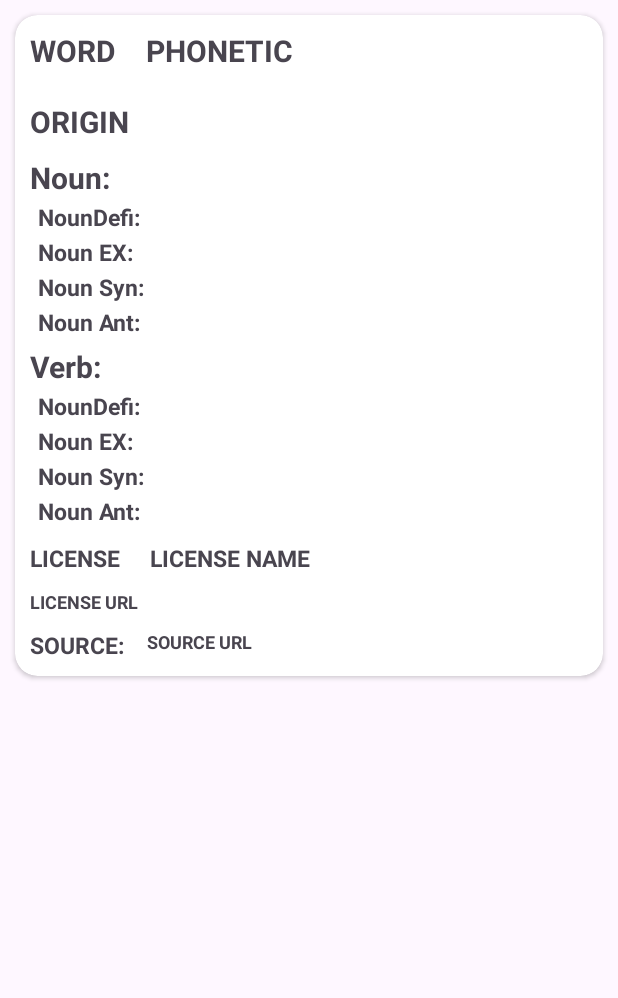
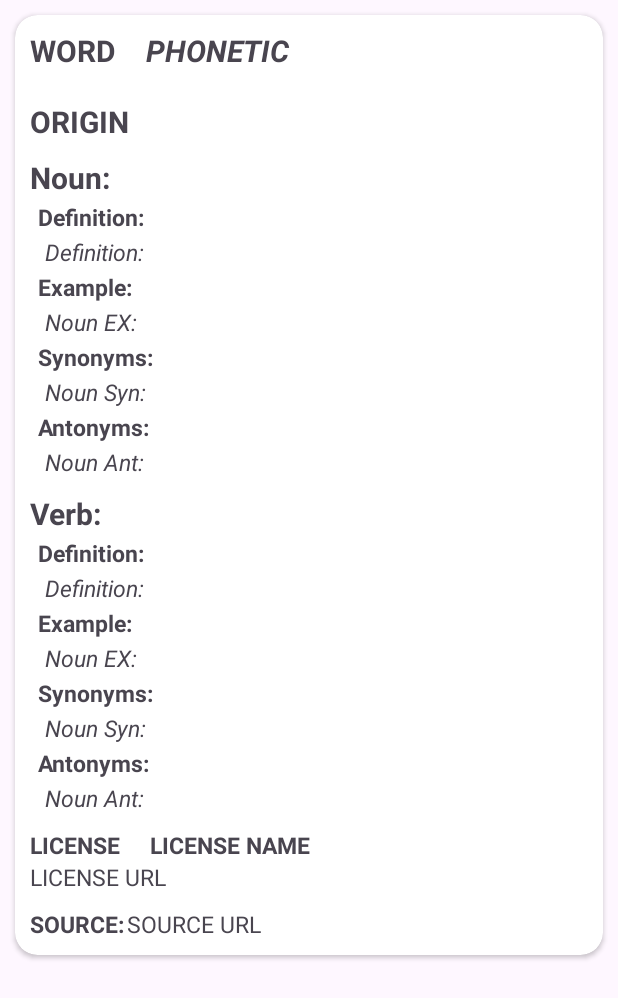
Before and after one commit to HarshPanchal18/Online-Word-Dictionary, an Android app: the layout dictionary_page.xml on its own in the app's theme, with its tools: preview values and no code run, on a phone screen of 412 x 824 dp. Shown: the top 998 px of the screen. Run offline under Robolectric (Android 15) with nearby library versions, the phone set to English and light mode, and no system bars.

Commit message:
Added the feature to search word online by adding search area
UI updates and minor fixes

```diff
--- a/app/src/main/java/com/example/dictionary/model/Word.kt
+++ b/app/src/main/java/com/example/dictionary/model/Word.kt
@@ -32,6 +32,6 @@ data class phonetic(
 data class definition(
     val antonyms: List<String>,
     val definition: String,
-    val example: String,
+    val example: String?,
     val synonyms: List<String>,
 )
--- a/app/src/main/res/layout/dictionary_page.xml
+++ b/app/src/main/res/layout/dictionary_page.xml
@@ -31,7 +31,7 @@
                 android:layout_toEndOf="@id/searchedword"
                 android:text="PHONETIC"
                 android:textSize="20sp"
-                android:textStyle="bold" />
+                android:textStyle="bold|italic" />
 
             <TextView
                 android:id="@+id/origin"
@@ -44,7 +44,7 @@
                 android:textStyle="bold" />
 
             <LinearLayout
-                android:id="@+id/nounLayout"
+                android:id="@+id/nounVerbLayout"
                 android:layout_width="match_parent"
                 android:layout_height="wrap_content"
                 android:layout_below="@id/origin"
@@ -52,7 +52,6 @@
                 android:orientation="vertical">
 
                 <TextView
-                    android:id="@+id/nounHeader"
                     android:layout_width="wrap_content"
                     android:layout_height="wrap_content"
                     android:text="Noun:"
@@ -60,12 +59,30 @@
                     android:textStyle="bold" />
 
                 <TextView
-                    android:id="@+id/nounDefinition"
                     android:layout_width="wrap_content"
                     android:layout_height="wrap_content"
                     android:layout_marginStart="5sp"
                     android:layout_marginTop="2sp"
-                    android:text="NounDefi:"
+                    android:text="Definition:"
+                    android:textSize="15sp"
+                    android:textStyle="bold" />
+
+                <TextView
+                    android:id="@+id/nounDefinition"
+                    android:layout_width="wrap_content"
+                    android:layout_height="wrap_content"
+                    android:layout_marginStart="10sp"
+                    android:layout_marginTop="2sp"
+                    android:text="Definition:"
+                    android:textSize="15sp"
+                    android:textStyle="italic" />
+
+                <TextView
+                    android:layout_width="wrap_content"
+                    android:layout_height="wrap_content"
+                    android:layout_marginStart="5sp"
+                    android:layout_marginTop="2sp"
+                    android:text="Example:"
                     android:textSize="15sp"
                     android:textStyle="bold" />
 
@@ -73,9 +90,18 @@
                     android:id="@+id/nounExample"
                     android:layout_width="wrap_content"
                     android:layout_height="wrap_content"
+                    android:layout_marginStart="10sp"
+                    android:layout_marginTop="2sp"
+                    android:text="Noun EX:"
+                    android:textSize="15sp"
+                    android:textStyle="italic" />
+
+                <TextView
+                    android:layout_width="wrap_content"
+                    android:layout_height="wrap_content"
                     android:layout_marginStart="5sp"
                     android:layout_marginTop="2sp"
-                    android:text="Noun EX:"
+                    android:text="Synonyms:"
                     android:textSize="15sp"
                     android:textStyle="bold" />
 
@@ -83,9 +109,18 @@
                     android:id="@+id/nounSynonyms"
                     android:layout_width="wrap_content"
                     android:layout_height="wrap_content"
+                    android:layout_marginStart="10sp"
+                    android:layout_marginTop="2sp"
+                    android:text="Noun Syn:"
+                    android:textSize="15sp"
+                    android:textStyle="italic" />
+
+                <TextView
+                    android:layout_width="wrap_content"
+                    android:layout_height="wrap_content"
                     android:layout_marginStart="5sp"
                     android:layout_marginTop="2sp"
-                    android:text="Noun Syn:"
+                    android:text="Antonyms:"
                     android:textSize="15sp"
                     android:textStyle="bold" />
 
@@ -93,29 +128,28 @@
                     android:id="@+id/nounAntonyms"
                     android:layout_width="wrap_content"
                     android:layout_height="wrap_content"
-                    android:layout_marginStart="5sp"
+                    android:layout_marginStart="10sp"
                     android:layout_marginTop="2sp"
                     android:text="Noun Ant:"
                     android:textSize="15sp"
-                    android:textStyle="bold" />
-
-            </LinearLayout>
-
-            <LinearLayout
-                android:id="@+id/verbLayout"
-                android:layout_width="match_parent"
-                android:layout_height="wrap_content"
-                android:layout_marginStart="10sp"
-                android:layout_below="@id/nounLayout"
-                android:layout_marginTop="5sp"
-                android:orientation="vertical">
+                    android:textStyle="italic" />
 
                 <TextView
                     android:id="@+id/verbHeader"
                     android:layout_width="wrap_content"
                     android:layout_height="wrap_content"
+                    android:layout_marginTop="10sp"
                     android:text="Verb:"
                     android:textSize="20sp"
+                    android:textStyle="bold" />
+
+                <TextView
+                    android:layout_width="wrap_content"
+                    android:layout_height="wrap_content"
+                    android:layout_marginTop="2sp"
+                    android:layout_marginStart="5sp"
+                    android:text="Definition:"
+                    android:textSize="15sp"
                     android:textStyle="bold" />
 
                 <TextView
@@ -123,8 +157,17 @@
                     android:layout_width="wrap_content"
                     android:layout_height="wrap_content"
                     android:layout_marginTop="2sp"
+                    android:layout_marginStart="10sp"
+                    android:text="Definition:"
+                    android:textSize="15sp"
+                    android:textStyle="italic" />
+
+                <TextView
+                    android:layout_width="wrap_content"
+                    android:layout_height="wrap_content"
                     android:layout_marginStart="5sp"
-                    android:text="NounDefi:"
+                    android:layout_marginTop="2sp"
+                    android:text="Example:"
                     android:textSize="15sp"
                     android:textStyle="bold" />
 
@@ -132,9 +175,18 @@
                     android:id="@+id/verbExample"
                     android:layout_width="wrap_content"
                     android:layout_height="wrap_content"
+                    android:layout_marginStart="10sp"
+                    android:layout_marginTop="2sp"
+                    android:text="Noun EX:"
+                    android:textSize="15sp"
+                    android:textStyle="italic" />
+
+                <TextView
+                    android:layout_width="wrap_content"
+                    android:layout_height="wrap_content"
                     android:layout_marginStart="5sp"
                     android:layout_marginTop="2sp"
-                    android:text="Noun EX:"
+                    android:text="Synonyms:"
                     android:textSize="15sp"
                     android:textStyle="bold" />
 
@@ -142,9 +194,18 @@
                     android:id="@+id/verbSynonyms"
                     android:layout_width="wrap_content"
                     android:layout_height="wrap_content"
+                    android:layout_marginStart="10sp"
+                    android:layout_marginTop="2sp"
+                    android:text="Noun Syn:"
+                    android:textSize="15sp"
+                    android:textStyle="italic" />
+
+                <TextView
+                    android:layout_width="wrap_content"
+                    android:layout_height="wrap_content"
                     android:layout_marginStart="5sp"
                     android:layout_marginTop="2sp"
-                    android:text="Noun Syn:"
+                    android:text="Antonyms:"
                     android:textSize="15sp"
                     android:textStyle="bold" />
 
@@ -152,11 +213,11 @@
                     android:id="@+id/verbAntonyms"
                     android:layout_width="wrap_content"
                     android:layout_height="wrap_content"
-                    android:layout_marginStart="5sp"
+                    android:layout_marginStart="10sp"
                     android:layout_marginTop="2sp"
                     android:text="Noun Ant:"
                     android:textSize="15sp"
-                    android:textStyle="bold" />
+                    android:textStyle="italic" />
 
             </LinearLayout>
 
@@ -164,11 +225,10 @@
                 android:id="@+id/licenseHead"
                 android:layout_width="wrap_content"
                 android:layout_height="wrap_content"
-                android:layout_below="@id/verbLayout"
+                android:layout_below="@id/nounVerbLayout"
                 android:layout_marginStart="10sp"
                 android:layout_marginTop="10sp"
                 android:layout_marginEnd="10sp"
-                android:layout_marginBottom="10sp"
                 android:text="LICENSE"
                 android:textSize="15sp"
                 android:textStyle="bold" />
@@ -182,7 +242,7 @@
                 android:layout_marginEnd="10sp"
                 android:layout_marginBottom="10sp"
                 android:layout_toEndOf="@id/licenseHead"
-                android:layout_below="@id/verbLayout"
+                android:layout_below="@id/nounVerbLayout"
                 android:text="LICENSE NAME"
                 android:textSize="15sp"
                 android:textStyle="bold" />
@@ -194,8 +254,7 @@
                 android:layout_below="@id/licenseHead"
                 android:layout_marginHorizontal="10sp"
                 android:text="LICENSE URL"
-                android:textSize="12sp"
-                android:textStyle="bold" />
+                android:textSize="15sp" />
 
             <TextView
                 android:id="@+id/sourceUrlHead"
@@ -204,7 +263,7 @@
                 android:layout_below="@id/licenseUrl"
                 android:layout_marginStart="10sp"
                 android:layout_marginTop="10sp"
-                android:layout_marginEnd="10sp"
+                android:layout_marginEnd="2sp"
                 android:layout_marginBottom="10sp"
                 android:text="SOURCE:"
                 android:textSize="15sp"
@@ -215,12 +274,10 @@
                 android:layout_width="wrap_content"
                 android:layout_height="wrap_content"
                 android:layout_below="@id/licenseUrl"
-                android:layout_marginHorizontal="5sp"
                 android:layout_marginTop="10sp"
                 android:layout_toEndOf="@id/sourceUrlHead"
                 android:text="SOURCE URL"
-                android:textSize="12sp"
-                android:textStyle="bold" />
+                android:textSize="15sp" />
 
         </RelativeLayout>
     </androidx.cardview.widget.CardView>
--- a/app/src/main/res/values/colors.xml
+++ b/app/src/main/res/values/colors.xml
@@ -1,5 +1,6 @@
 <?xml version="1.0" encoding="utf-8"?>
 <resources>
     <color name="black">#FF000000</color>
+    <color name="lightgray">#CFC9C9</color>
     <color name="white">#FFFFFFFF</color>
 </resources>
```
Also changed, not shown: app/src/main/java/com/example/dictionary/MainActivity.kt (+11 -10 lines), app/src/main/java/com/example/dictionary/WordViewHolder.kt (+71 -20 lines), app/src/main/res/layout/activity_main.xml (+17 -3 lines).
